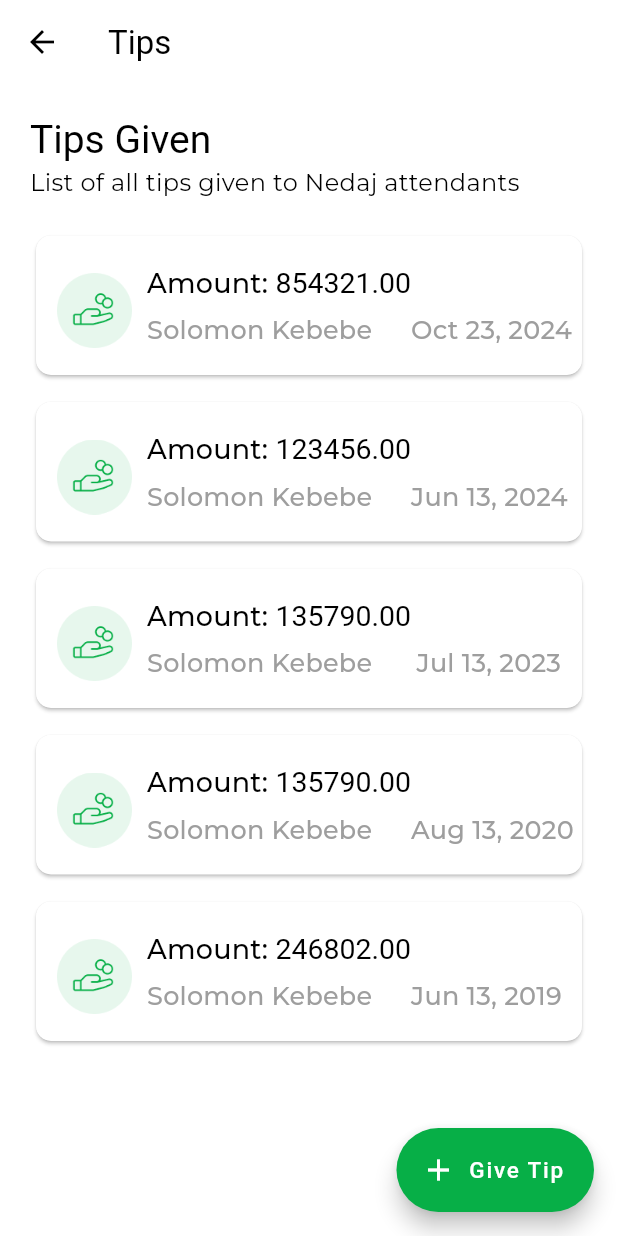
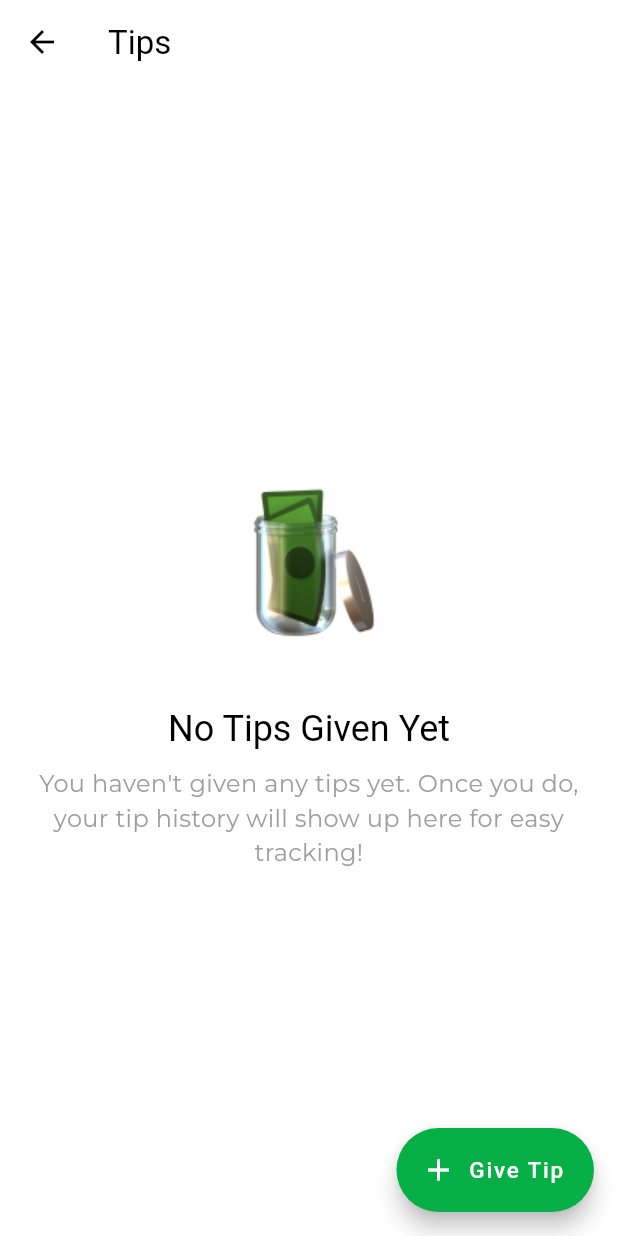
Before and after one commit to Edil-Ayehu/nedaj, a Flutter app: the TipsScreen screen opened directly, on a phone screen of 412 x 824 dp. Run offline on Flutter 3.47's test engine with Material 3 defaults, Android fonts, the phone set to English and light mode, and no system bars; our stand-ins replace fancy_shimmer_image, fluentui_system_icons, gap, get, google_fonts, hive and 8 more; missing offline and left inert: qr_code_scanner; accounts and stored records are empty.

Commit message:
empty tips widget created successfully.

```diff
--- a/lib/export.dart
+++ b/lib/export.dart
@@ -42,7 +42,7 @@ export 'package:nedaj/screens/change_pin_screen.dart';
 export 'package:nedaj/screens/terms_and_conditions_screen.dart';
 export 'package:nedaj/models/car_model.dart';
 export 'package:nedaj/screens/otp%20screen/otp_screen.dart';
-export 'package:nedaj/screens/tips_screen.dart';
+export 'package:nedaj/screens/tip%20screen/tips_screen.dart';
 export 'package:nedaj/screens/transactions%20screen/widgets/transaction_details_screen.dart';
 export 'package:nedaj/widgets/custom_app._bar.dart';
 export 'package:nedaj/widgets/custom_bottom_sheet.dart';
--- a/lib/models/tip_model.dart
+++ b/lib/models/tip_model.dart
@@ -18,26 +18,26 @@ class TipModel {
   // Static method to return a list of otp models
   static List<TipModel> getTipModels() {
     List<TipModel> tips = [
-      TipModel(
-        tipAmount: 123456,
-        date: DateTime(2024, 6, 13, 8, 45), // June 12, 2024 6:30 AM
-      ),
-      TipModel(
-        tipAmount: 854321,
-        date: DateTime.now(),
-      ),
-      TipModel(
-        tipAmount: 246802,
-        date: DateTime(2019, 6, 13, 3, 40), // June 12, 2024 6:30 AM
-      ),
-      TipModel(
-        tipAmount: 135790,
-        date: DateTime(2020, 8, 13, 14, 45),
-      ),
-      TipModel(
-        tipAmount: 135790,
-        date: DateTime(2023, 7, 13, 14, 45),
-      ),
+      // TipModel(
+      //   tipAmount: 123456,
+      //   date: DateTime(2024, 6, 13, 8, 45), // June 12, 2024 6:30 AM
+      // ),
+      // TipModel(
+      //   tipAmount: 854321,
+      //   date: DateTime.now(),
+      // ),
+      // TipModel(
+      //   tipAmount: 246802,
+      //   date: DateTime(2019, 6, 13, 3, 40), // June 12, 2024 6:30 AM
+      // ),
+      // TipModel(
+      //   tipAmount: 135790,
+      //   date: DateTime(2020, 8, 13, 14, 45),
+      // ),
+      // TipModel(
+      //   tipAmount: 135790,
+      //   date: DateTime(2023, 7, 13, 14, 45),
+      // ),
     ];
 
     // Sort the tips by date, most recent first
--- /dev/null
+++ b/lib/screens/tip screen/tips_screen.dart
@@ -0,0 +1,83 @@
+import 'package:nedaj/export.dart';
+import 'package:nedaj/screens/tip%20screen/widgets/empty_tips_widget.dart';
+import 'package:nedaj/screens/tip%20screen/widgets/tip_container.dart';
+import 'package:nedaj/models/tip_model.dart';
+
+class TipsScreen extends StatelessWidget {
+  const TipsScreen({super.key});
+
+  @override
+  Widget build(BuildContext context) {
+    final tips = TipModel.getTipModels();
+
+    return Scaffold(
+      backgroundColor: Colors.white,
+      appBar: AppBar(
+        backgroundColor: Colors.white,
+        elevation: 0,
+        title: Text(
+          'tips'.tr,
+          style: Theme.of(context).textTheme.headlineMedium!.copyWith(
+                color: Colors.black,
+                fontSize: 22,
+              ),
+        ),
+      ),
+      body: tips.isEmpty
+          ? EmptyTipsWidget()
+          : Padding(
+              padding: const EdgeInsets.symmetric(horizontal: 20),
+              child: Column(
+                crossAxisAlignment: CrossAxisAlignment.start,
+                children: [
+                  Gap(20),
+                  Text(
+                    'Tips Given',
+                    style: Theme.of(context).textTheme.headlineMedium!.copyWith(
+                          color: Colors.black,
+                          fontSize: 26,
+                        ),
+                  ),
+                  Text(
+                    'List of all tips given to Nedaj attendants',
+                    style: Theme.of(context).textTheme.bodyMedium!.copyWith(
+                          color: Colors.black,
+                          fontSize: 16,
+                        ),
+                  ),
+                  Gap(20),
+                  Expanded(
+                    child: ListView.builder(
+                      itemCount: tips.length,
+                      itemBuilder: (context, index) {
+                        final tip = tips[index];
+                        return Padding(
+                          padding: const EdgeInsets.only(bottom: 10),
+                          child: TipContainer(
+                            tipAmount: tip.tipAmount,
+                            tipDate: tip.date,
+                          ),
+                        );
+                      },
+                    ),
+                  ),
+                ],
+              ),
+            ),
+      floatingActionButton: FloatingActionButton.extended(
+        foregroundColor: Colors.white,
+        backgroundColor: Constants.primaryColor,
+        onPressed: () {
+          // Get.to(() => RegisterCarScreen());
+        },
+        label: Text('Give Tip',
+            style: TextStyle(
+              color: Colors.white,
+              fontSize: 15,
+              letterSpacing: 1.2,
+            )),
+        icon: Icon(Icons.add),
+      ),
+    );
+  }
+}
--- /dev/null
+++ b/lib/screens/tip screen/widgets/empty_tips_widget.dart
@@ -0,0 +1,43 @@
+import 'package:nedaj/export.dart';
+
+class EmptyTipsWidget extends StatelessWidget {
+  const EmptyTipsWidget({
+    super.key,
+  });
+
+  @override
+  Widget build(BuildContext context) {
+    return Center(
+        child: Column(
+          mainAxisAlignment: MainAxisAlignment.center,
+          children: [
+            Image.asset(
+              'assets/images/empty_tips_image.png', // Make sure this image exists in your assets
+              width: 150,
+              height: 150,
+            ),
+            SizedBox(height: 20),
+            Text(
+              'No Tips Given Yet',
+              style: Theme.of(context).textTheme.headlineMedium!.copyWith(
+                    color: Colors.black,
+                    fontSize: 24,
+                  ),
+            ),
+            SizedBox(height: 10),
+            Padding(
+              padding: const EdgeInsets.symmetric(horizontal: 20),
+              child: Text(
+                textAlign: TextAlign.center,
+                'You haven\'t given any tips yet. Once you do, your tip history will show up here for easy tracking!',
+                style: Theme.of(context).textTheme.bodyMedium!.copyWith(
+                      color: Colors.grey,
+                      fontSize: 16,
+                    ),
+              ),
+            ),
+          ],
+        ),
+      );
+  }
+}
--- a/lib/screens/tips_screen.dart
+++ /dev/null
@@ -1,80 +0,0 @@
-import 'package:nedaj/export.dart';
-import 'package:nedaj/screens/tip%20screen/widgets/tip_container.dart';
-import 'package:nedaj/models/tip_model.dart';
-
-class TipsScreen extends StatelessWidget {
-  const TipsScreen({super.key});
-
-  @override
-  Widget build(BuildContext context) {
-    final tips = TipModel.getTipModels();
-
-    return Scaffold(
-      backgroundColor: Colors.white,
-      appBar: AppBar(
-        backgroundColor: Colors.white,
-        elevation: 0,
-        title: Text(
-          'tips'.tr,
-          style: Theme.of(context).textTheme.headlineMedium!.copyWith(
-                color: Colors.black,
-                fontSize: 22,
-              ),
-        ),
-      ),
-      body: Padding(
-        padding: const EdgeInsets.symmetric(horizontal: 20),
-        child: Column(
-          crossAxisAlignment: CrossAxisAlignment.start,
-          children: [
-            Gap(20),
-            Text(
-              'Tips Given',
-              style: Theme.of(context).textTheme.headlineMedium!.copyWith(
-                    color: Colors.black,
-                    fontSize: 26,
-                  ),
-            ),
-            Text(
-              'List of all tips given to Nedaj attendants',
-              style: Theme.of(context).textTheme.bodyMedium!.copyWith(
-                    color: Colors.black,
-                    fontSize: 16,
-                  ),
-            ),
-            Gap(20),
-            Expanded(
-              child: ListView.builder(
-                itemCount: tips.length,
-                itemBuilder: (context, index) {
-                  final tip = tips[index];
-                  return Padding(
-                    padding: const EdgeInsets.only(bottom: 10),
-                    child: TipContainer(
-                      tipAmount: tip.tipAmount,
-                      tipDate: tip.date,
-                    ),
-                  );
-                },
-              ),
-            ),
-          ],
-        ),
-      ),
-      floatingActionButton: FloatingActionButton.extended(
-        foregroundColor: Colors.white,
-        backgroundColor: Constants.primaryColor,
-        onPressed: () {
-          // Get.to(() => RegisterCarScreen());
-        },
-        label: Text('Give Tip',
-            style: TextStyle(
-              color: Colors.white,
-              fontSize: 15,
-              letterSpacing: 1.2,
-            )),
-        icon: Icon(Icons.add),
-      ),
-    );
-  }
-}
```
